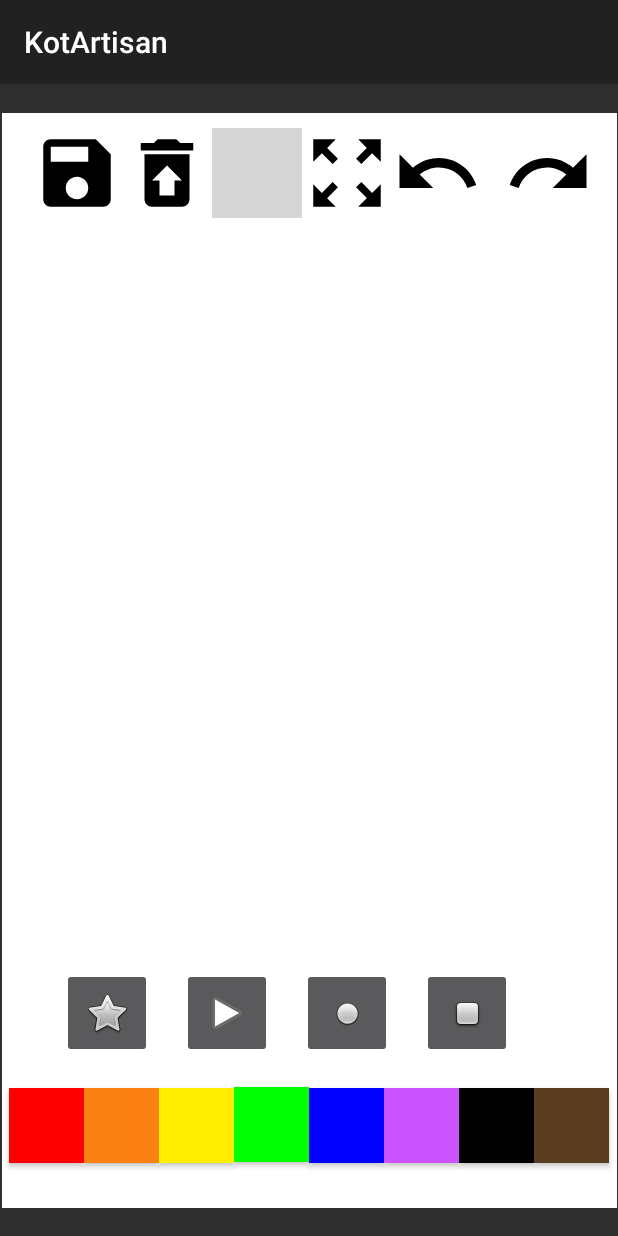
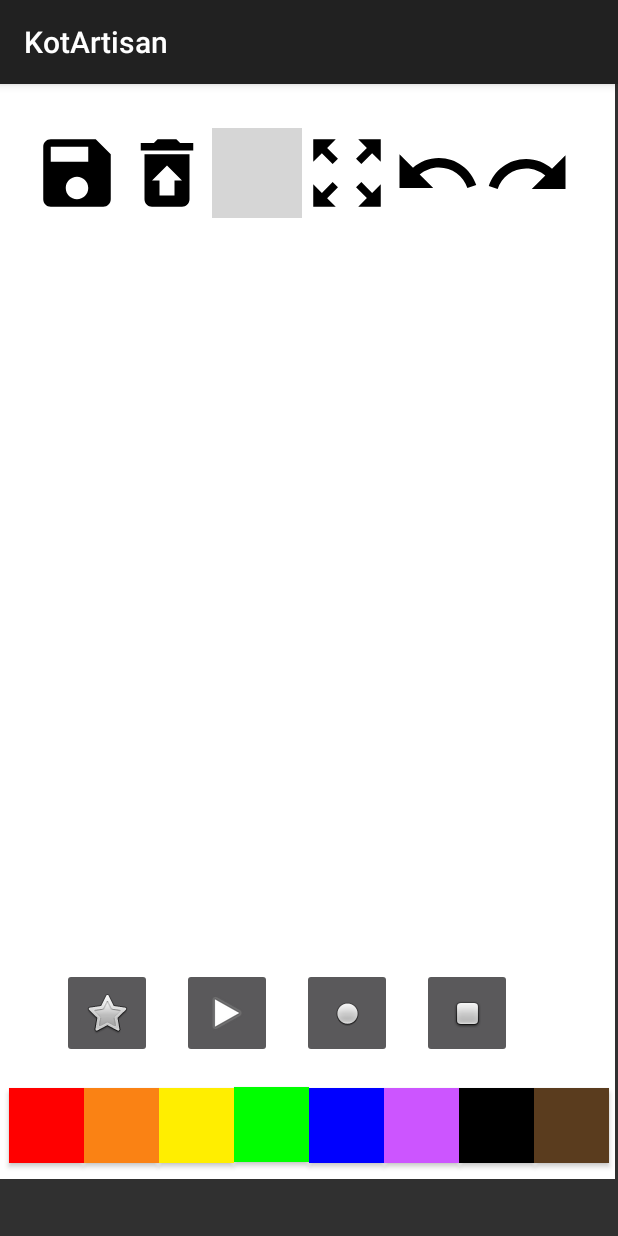
Before and after one commit to Kemarly/KotArtisan, an Android app built with Jetpack Compose: the Drawing screen opened directly, with no data from a screen before it, on a phone screen of 412 x 824 dp. Run offline under Robolectric (Android 15) with nearby library versions, the phone set to English and light mode, and no system bars; grey boxes are pictures that could not be loaded.

Commit message:
redo placement

```diff
--- a/app/src/main/res/layout/activity_drawing.xml
+++ b/app/src/main/res/layout/activity_drawing.xml
@@ -15,8 +15,10 @@
         android:contentDescription="Draw"
         app:layout_constraintBottom_toBottomOf="parent"
         app:layout_constraintEnd_toEndOf="parent"
+        app:layout_constraintHorizontal_bias="0.0"
         app:layout_constraintStart_toStartOf="parent"
         app:layout_constraintTop_toTopOf="parent"
+        app:layout_constraintVertical_bias="0.0"
         tools:ignore="HardcodedText,VisualLintBounds" />
 
     <ImageButton
@@ -27,8 +29,8 @@
         android:layout_marginTop="10dp"
         android:layout_marginEnd="330dp"
         android:layout_marginBottom="660dp"
+        android:background="@drawable/saveimage"
         android:contentDescription="TODO"
-        android:background="@drawable/saveimage"
         app:layout_constraintBottom_toBottomOf="parent"
         app:layout_constraintEnd_toEndOf="parent"
         app:layout_constraintStart_toStartOf="parent"
@@ -99,9 +101,9 @@
         android:id="@+id/redoButton"
         android:layout_width="60dp"
         android:layout_height="60dp"
-        android:layout_marginStart="340dp"
-        android:layout_marginTop="10dp"
-        android:layout_marginEnd="20dp"
+        android:layout_marginStart="321dp"
+        android:layout_marginTop="11dp"
+        android:layout_marginEnd="30dp"
         android:layout_marginBottom="660dp"
         android:background="@drawable/redoimage"
         app:layout_constraintBottom_toBottomOf="parent"
```
